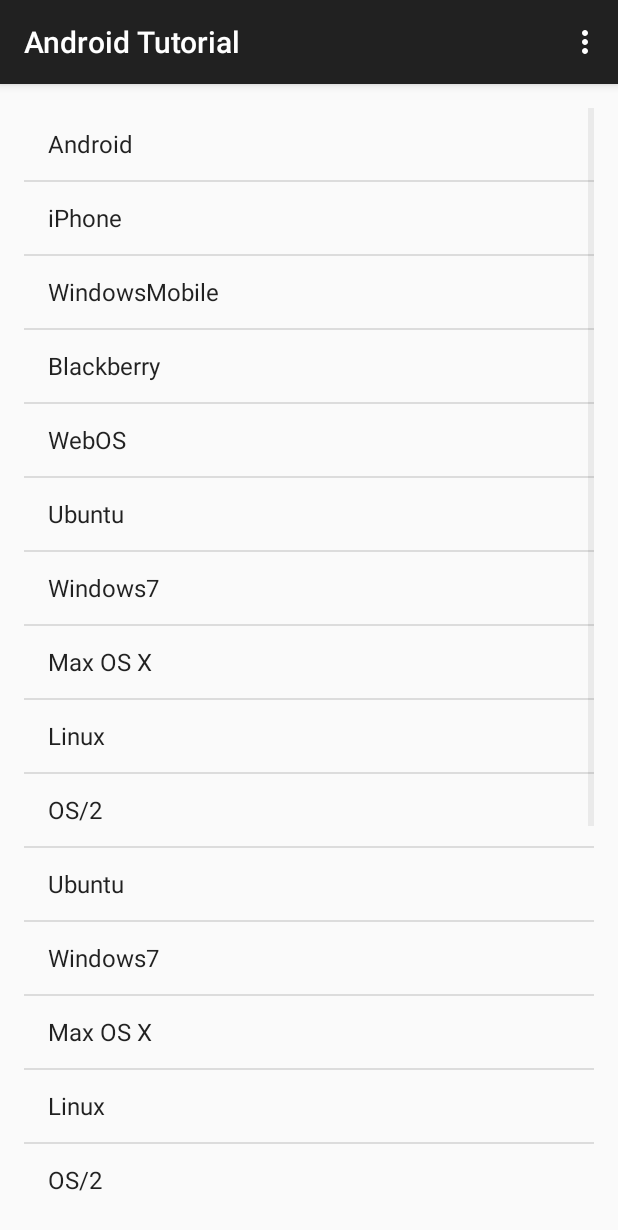
After one commit to vincenttian/AndroidTutorial, an Android app: the ListViewExampleActivity screen opened directly, with no data from a screen before it, on a phone screen of 412 x 824 dp. The commit adds this screen. Shown: the top 1230 px of the screen. Run offline under Robolectric (Android 15) with nearby library versions, the phone set to English and light mode, and no system bars.

Commit message:
implementing list views

```diff
--- a/app/src/main/AndroidManifest.xml
+++ b/app/src/main/AndroidManifest.xml
@@ -25,8 +25,8 @@
                 android:value="com.example.myfirstapp.MainActivity" />
         </activity>
         <activity
-            android:name="com.example.androidtutorial.app.ListViewExampleActivity"
-            android:label="@string/title_activity_list_view_example" >
+            android:label="@string/app_name"
+            android:name="com.example.androidtutorial.app.ListViewExampleActivity">
         </activity>
     </application>
 
--- /dev/null
+++ b/app/src/main/java/com/example/androidtutorial/app/ListViewExampleActivity.java
@@ -0,0 +1,103 @@
+package com.example.androidtutorial.app;
+
+import android.content.Context;
+import android.content.Intent;
+import android.support.v7.app.ActionBarActivity;
+import android.os.Bundle;
+import android.view.Menu;
+import android.view.MenuItem;
+import android.view.View;
+import android.widget.AdapterView;
+import android.widget.ArrayAdapter;
+import android.widget.ListView;
+
+import java.util.ArrayList;
+import java.util.HashMap;
+import java.util.List;
+
+public class ListViewExampleActivity extends ActionBarActivity {
+
+    @Override
+    protected void onCreate(Bundle savedInstanceState) {
+
+        Intent intent = getIntent();
+
+        super.onCreate(savedInstanceState);
+        setContentView(R.layout.activity_list_view_example);
+
+        final ListView listview = (ListView) findViewById(R.id.listview);
+        String[] values = new String[] { "Android", "iPhone", "WindowsMobile",
+                "Blackberry", "WebOS", "Ubuntu", "Windows7", "Max OS X",
+                "Linux", "OS/2", "Ubuntu", "Windows7", "Max OS X", "Linux",
+                "OS/2", "Ubuntu", "Windows7", "Max OS X", "Linux", "OS/2",
+                "Android", "iPhone", "WindowsMobile" };
+
+        final ArrayList<String> list = new ArrayList<String>();
+        for (int i = 0; i < values.length; ++i) {
+            list.add(values[i]);
+        }
+        final StableArrayAdapter adapter = new StableArrayAdapter(this,
+                android.R.layout.simple_list_item_1, list);
+        listview.setAdapter(adapter);
+
+        listview.setOnItemClickListener(new AdapterView.OnItemClickListener() {
+
+            @Override
+            public void onItemClick(AdapterView<?> parent, final View view,
+                                    int position, long id) {
+                final String item = (String) parent.getItemAtPosition(position);
+                list.remove(item);
+                adapter.notifyDataSetChanged();
+
+            }
+
+        });
+    }
+
+    @Override
+    public boolean onCreateOptionsMenu(Menu menu) {
+
+        // Inflate the menu; this adds items to the action bar if it is present.
+        getMenuInflater().inflate(R.menu.list_view_example, menu);
+        return true;
+    }
+
+    @Override
+    public boolean onOptionsItemSelected(MenuItem item) {
+        // Handle action bar item clicks here. The action bar will
+        // automatically handle clicks on the Home/Up button, so long
+        // as you specify a parent activity in AndroidManifest.xml.
+        int id = item.getItemId();
+        if (id == R.id.action_settings) {
+            return true;
+        }
+        return super.onOptionsItemSelected(item);
+    }
+
+    private class StableArrayAdapter extends ArrayAdapter<String> {
+
+        HashMap<String, Integer> mIdMap = new HashMap<String, Integer>();
+
+        public StableArrayAdapter(Context context, int textViewResourceId,
+                                  List<String> objects) {
+            super(context, textViewResourceId, objects);
+            for (int i = 0; i < objects.size(); ++i) {
+                mIdMap.put(objects.get(i), i);
+            }
+        }
+
+        @Override
+        public long getItemId(int position) {
+            String item = getItem(position);
+            return mIdMap.get(item);
+        }
+
+        @Override
+        public boolean hasStableIds() {
+            return true;
+        }
+
+    }
+
+
+}
--- a/app/src/main/java/com/example/androidtutorial/app/MainActivity.java
+++ b/app/src/main/java/com/example/androidtutorial/app/MainActivity.java
@@ -49,4 +49,9 @@ public class MainActivity extends ActionBarActivity {
         startActivity(intent);
     }
 
+    public void openListView(View view) {
+        Intent myIntent = new Intent(this,ListViewExampleActivity.class);
+        this.startActivity(myIntent);
+    }
+
 }
--- /dev/null
+++ b/app/src/main/res/layout/activity_list_view_example.xml
@@ -0,0 +1,17 @@
+<RelativeLayout xmlns:android="http://schemas.android.com/apk/res/android"
+    xmlns:tools="http://schemas.android.com/tools"
+    android:layout_width="match_parent"
+    android:layout_height="match_parent"
+    android:paddingLeft="@dimen/activity_horizontal_margin"
+    android:paddingRight="@dimen/activity_horizontal_margin"
+    android:paddingTop="@dimen/activity_vertical_margin"
+    android:paddingBottom="@dimen/activity_vertical_margin"
+    tools:context="com.example.androidtutorial.app.ListViewExampleActivity">
+
+    <ListView xmlns:android="http://schemas.android.com/apk/res/android"
+        android:id="@+id/listview"
+        android:layout_width="wrap_content"
+        android:layout_height="wrap_content" />
+
+
+</RelativeLayout>
--- a/app/src/main/res/layout/activity_main.xml
+++ b/app/src/main/res/layout/activity_main.xml
@@ -14,4 +14,9 @@
         android:layout_height="wrap_content"
         android:text="@string/button_send"
         android:onClick="sendMessage" />
+    <Button
+        android:layout_width="wrap_content"
+        android:layout_height="wrap_content"
+        android:text="Open List View"
+        android:onClick="openListView" />
 </LinearLayout>
--- /dev/null
+++ b/app/src/main/res/menu/list_view_example.xml
@@ -0,0 +1,10 @@
+<menu xmlns:android="http://schemas.android.com/apk/res/android"
+    xmlns:app="http://schemas.android.com/apk/res-auto"
+    xmlns:tools="http://schemas.android.com/tools"
+    tools:context="com.example.androidtutorial.app.ListViewExampleActivity" >
+
+    <item android:id="@+id/action_settings"
+        android:title="@string/action_settings"
+        android:orderInCategory="100"
+        app:showAsAction="never" />
+</menu>
```
Also changed, not shown: app/src/main/java/com/example/androidtutorial/app/DisplayMessageActivity.java (added, +59 -0 lines), app/src/main/res/layout/fragment_display_message.xml (added, +7 -0 lines).
